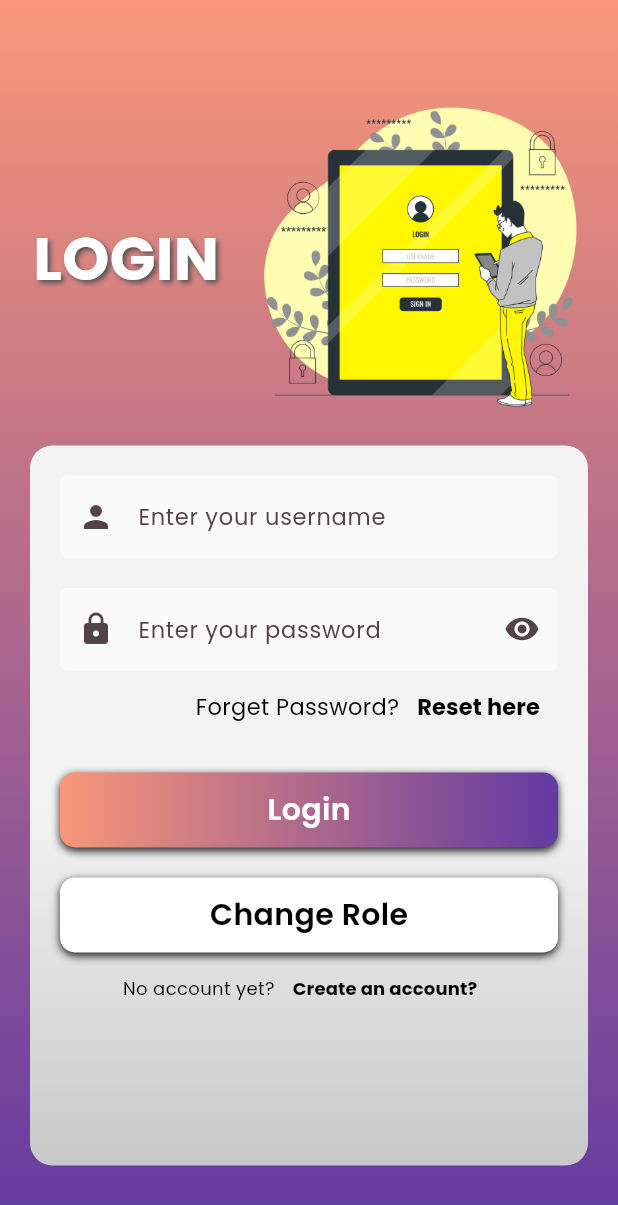
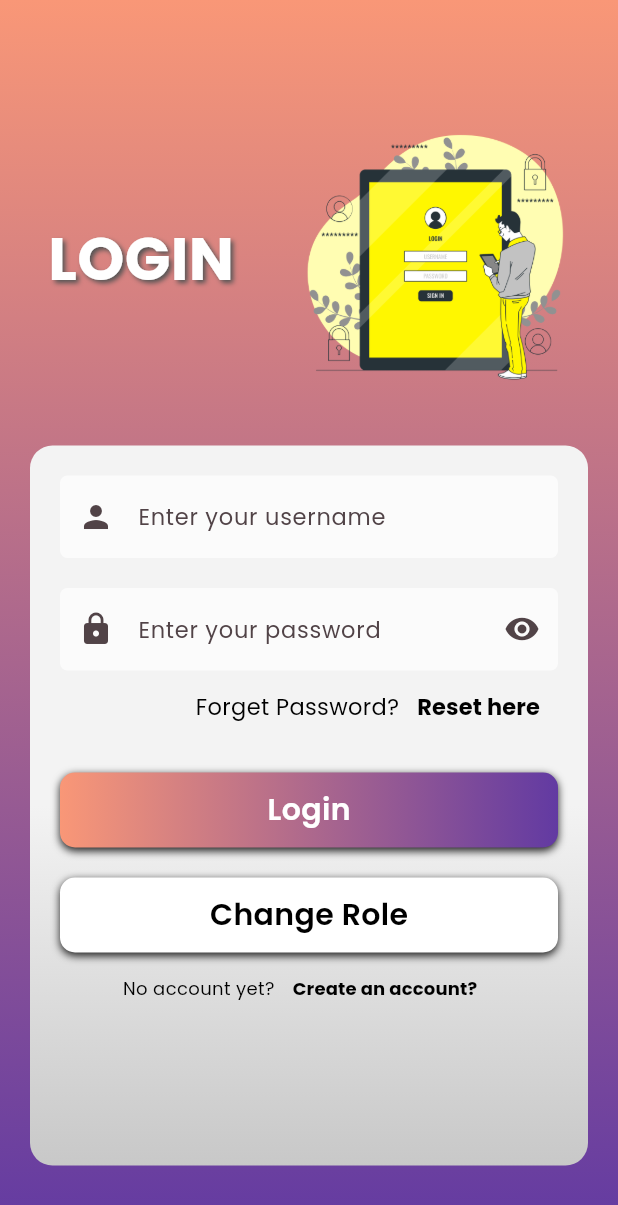
Before and after one commit to WeiHen01/Career_Connect, a Flutter app: the LoginPage screen opened directly, on a phone screen of 412 x 824 dp. Shown: the top 1205 px of the screen. Run offline on Flutter 3.47's test engine with Material 3 defaults, Android fonts, the phone set to English and light mode, and no system bars; our stand-ins replace circle_nav_bar, dotted_border, file_picker, fl_chart, fluttertoast, google_fonts and 3 more; missing offline and left inert: art_sweetalert, onesignal_flutter, syncfusion_flutter_pdfviewer; accounts and stored records are empty.

Commit message:
Job Seeker Strengthen

```diff
--- a/lib/view/user/login.dart
+++ b/lib/view/user/login.dart
@@ -341,7 +341,7 @@ class _LoginPageState extends State<LoginPage> {
                        * Illustration
                        */
                       Image.asset("images/login01.png",
-                        height: 250, width: 220,),
+                        height: 250, width: 180,),
                     ],
                   ),
                   Column(
```
